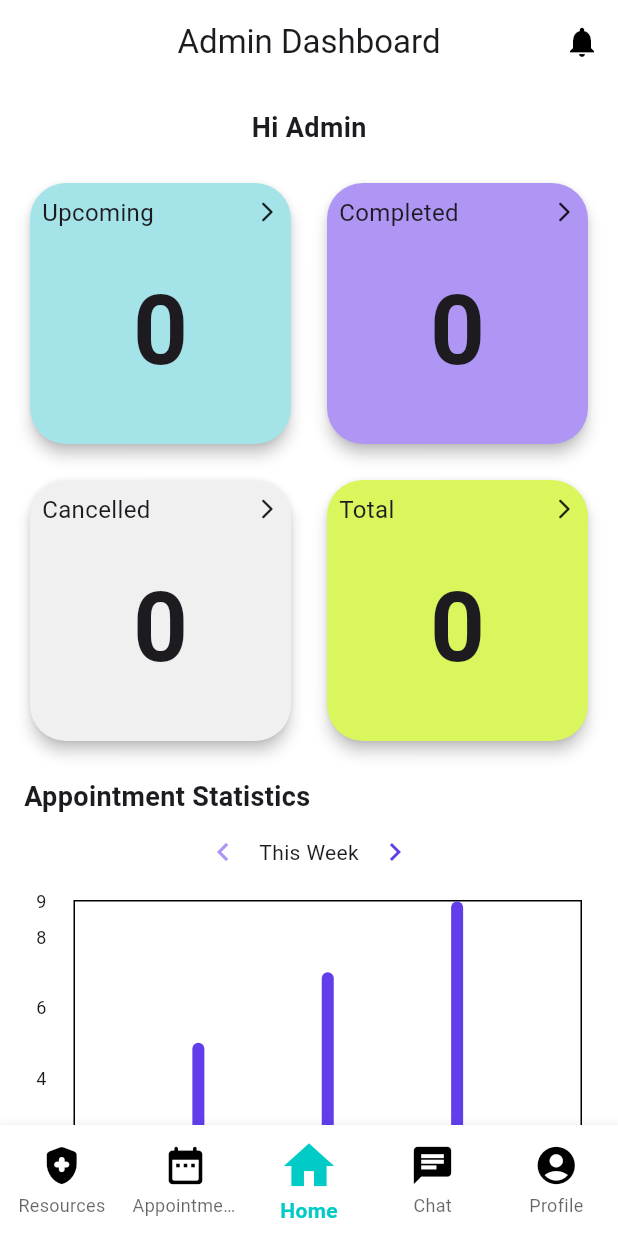
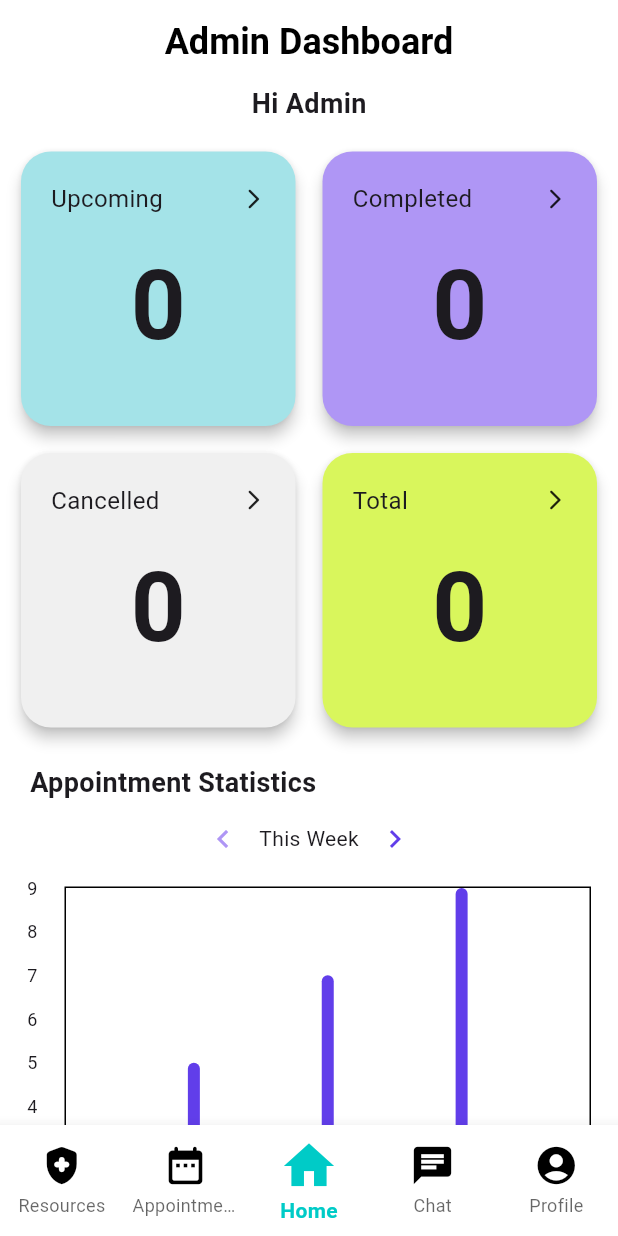
Before and after one commit to wholeGrainCat/PULSE-App, a Flutter app: the AdminDashboard screen opened by its route, on a phone screen of 412 x 824 dp. Run offline on Flutter 3.47's test engine with Material 3 defaults, Android fonts, the phone set to English and light mode, and no system bars; drawn by our look-alikes of fl_chart; our stand-ins replace carousel_slider, cloud_firestore, firebase_auth, firebase_core, firebase_storage, flutter_svg and 6 more; missing offline and left inert: aura_box, fluentui_emoji_icon; accounts and stored records are empty.

```diff
--- a/lib/Admin/admin_dashboard.dart
+++ b/lib/Admin/admin_dashboard.dart
@@ -55,21 +55,24 @@ class _DashboardState extends State<AdminDashboard> {
       backgroundColor: Colors.white,
       appBar: AppBar(
         automaticallyImplyLeading: false,
-        title: const Text('Admin Dashboard'),
+        title: const Text(
+          'Admin Dashboard',
+          style: TextStyle(
+            color: Colors.black,
+            fontSize: 24,
+            fontWeight: FontWeight.bold,
+          ),
+        ),
         centerTitle: true,
         backgroundColor: Colors.white,
-        elevation: 0,
-        actions: [
-          IconButton(
-            icon: const Icon(Icons.notifications, color: Colors.black),
-            onPressed: () {},
-          ),
-        ],
       ),
       body: isLoading
           ? const Center(child: CircularProgressIndicator())
           : SingleChildScrollView(
-              padding: const EdgeInsets.all(16.0),
+              padding: const EdgeInsets.only(
+                left: 10,
+                right: 10,
+              ),
               child: Column(
                 crossAxisAlignment: CrossAxisAlignment.start,
                 children: [
@@ -80,8 +83,7 @@ class _DashboardState extends State<AdminDashboard> {
                           TextStyle(fontSize: 18, fontWeight: FontWeight.bold),
                     ),
                   ),
-                  const SizedBox(height: 20),
-
+                  const SizedBox(height: 15),
                   // 2x2 Grid of Cards
                   GridView.builder(
                     shrinkWrap: true,
@@ -89,8 +91,8 @@ class _DashboardState extends State<AdminDashboard> {
                     gridDelegate:
                         const SliverGridDelegateWithFixedCrossAxisCount(
                       crossAxisCount: 2,
-                      crossAxisSpacing: 16,
-                      mainAxisSpacing: 16,
+                      crossAxisSpacing: 10,
+                      mainAxisSpacing: 10,
                     ),
                     itemCount: 4,
                     itemBuilder: (context, index) {
@@ -120,11 +122,11 @@ class _DashboardState extends State<AdminDashboard> {
                         child: Card(
                           elevation: 4,
                           shape: RoundedRectangleBorder(
-                            borderRadius: BorderRadius.circular(24),
+                            borderRadius: BorderRadius.circular(20),
                           ),
                           color: colors[index],
                           child: Padding(
-                            padding: const EdgeInsets.all(8.0),
+                            padding: const EdgeInsets.all(20.0),
                             child: Column(
                               children: [
                                 Row(
@@ -156,18 +158,22 @@ class _DashboardState extends State<AdminDashboard> {
                     },
                   ),
                   const SizedBox(height: 20),
-                  const Row(
-                    mainAxisAlignment: MainAxisAlignment.spaceBetween,
+                  const Column(
                     children: [
-                      Text(
-                        'Appointment Statistics',
-                        style: TextStyle(
-                            fontSize: 18, fontWeight: FontWeight.bold),
+                      Padding(
+                        padding: EdgeInsets.only(left: 10),
+                        child: Text(
+                          'Appointment Statistics',
+                          style: TextStyle(
+                            fontSize: 18,
+                            fontWeight: FontWeight.bold
+                          ),
+                        ),
                       ),
                     ],
                   ),
                   const SizedBox(
-                    height: 300,
+                    height: 350,
                     child: AppointmentBarChart(),
                   ),
                   const SizedBox(height: 20),
```
Also changed, not shown: lib/Admin/edit_resource_library.dart (+9 -2 lines), lib/Admin/psycon_info/counsellor_page.dart (+0 -19 lines), lib/Admin/psycon_info/create_counsellor_page.dart (+0 -19 lines), lib/Admin/psycon_info/update_counsellor_page.dart (+0 -19 lines), lib/chat/admin_home_page.dart (+20 -7 lines).
